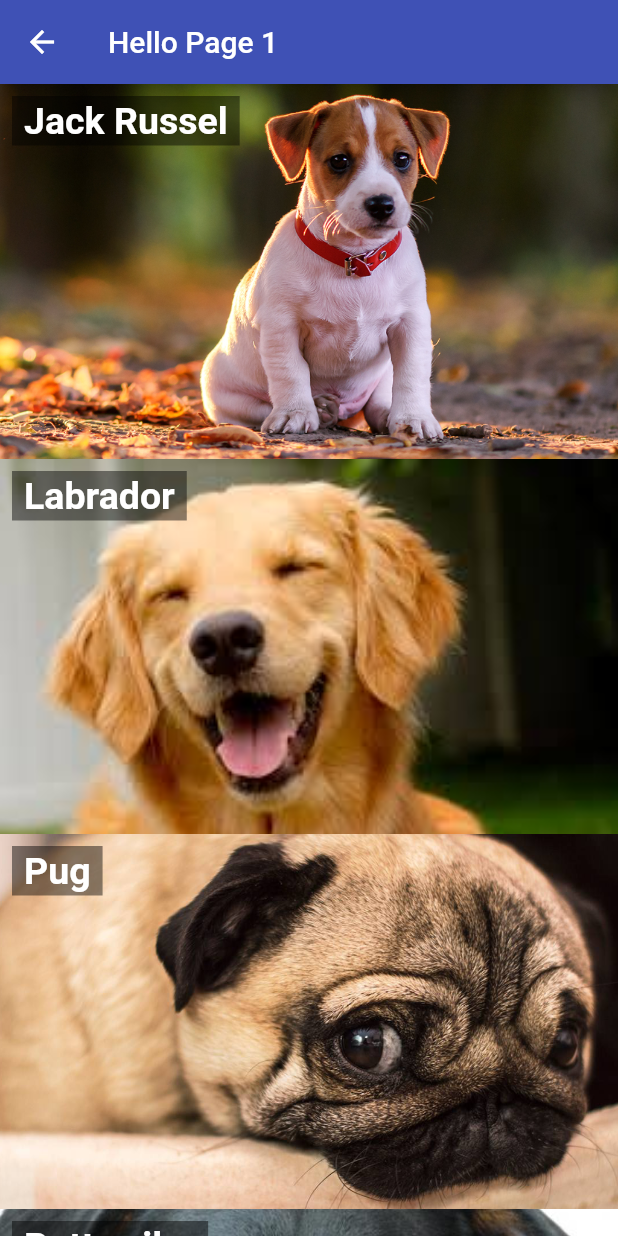
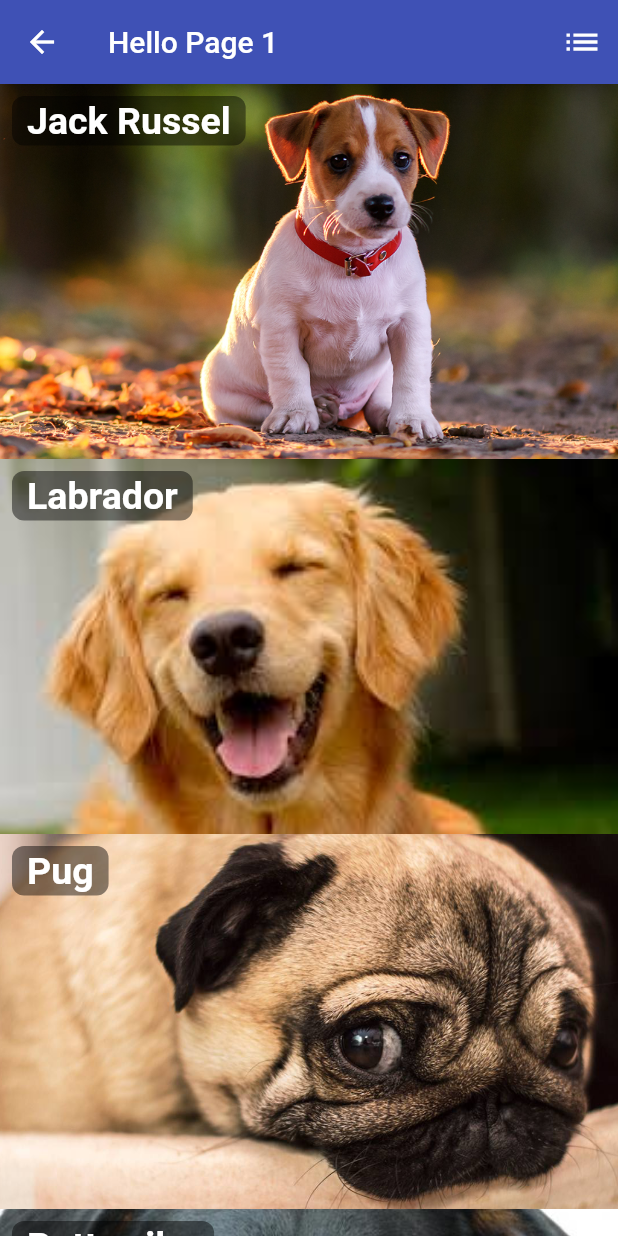
Before and after one commit to andrefch/flutter_first_class, a Flutter app: the HelloPage1 screen opened directly, on a phone screen of 412 x 824 dp. Run offline on Flutter 3.47's test engine with Material 2 defaults, Android fonts, the phone set to English and light mode, and no system bars; our stand-ins replace fluttertoast.

Commit message:
Class 57..67

```diff
--- a/lib/screens/hello_page_1.dart
+++ b/lib/screens/hello_page_1.dart
@@ -1,19 +1,49 @@
 import 'package:class_01/model/dog.dart';
+import 'package:class_01/screens/dog_detail.dart';
+import 'package:class_01/util/navigator_util.dart';
 import 'package:flutter/material.dart';
 
-class HelloPage1 extends StatelessWidget {
+class HelloPage1 extends StatefulWidget {
+  @override
+  _HelloPage1State createState() => _HelloPage1State();
+}
+
+class _HelloPage1State extends State<HelloPage1> with SingleTickerProviderStateMixin {
+  bool _shouldShowGridView = false;
+  AnimationController _viewTypeIconAnimation;
+
   @override
   Widget build(BuildContext context) {
     return Scaffold(
       appBar: AppBar(
         title: Text("Hello Page 1"),
         centerTitle: false,
+        actions: <Widget>[
+          _createViewTypeAppBarButton(),
+        ],
       ),
-      body: _createListView(),
+      body: _createBody(),
     );
   }
 
-  Widget _createListView() {
+
+  @override
+  void initState() {
+    super.initState();
+    _viewTypeIconAnimation = AnimationController(
+      vsync: this,
+      duration: Duration(milliseconds: 400),
+    );
+  }
+
+
+  @override
+  void dispose() {
+    super.dispose();
+    _viewTypeIconAnimation.dispose();
+  }
+
+  Widget _createBody() {
     List<Dog> dogs = List.generate(500, (index) {
       final int imageIndex = (index % 5) + 1;
 
@@ -47,19 +77,36 @@ class HelloPage1 extends StatelessWidget {
       );
     });
 
+    if (_shouldShowGridView) {
+      return GridView.builder(
+        padding: EdgeInsets.zero,
+        itemBuilder: (context, index) => _createItemView(dogs[index]),
+        itemCount: dogs.length,
+        gridDelegate: SliverGridDelegateWithFixedCrossAxisCount(
+          crossAxisCount: 2,
+        ),
+      );
+    }
+
     return ListView.builder(
       padding: EdgeInsets.zero,
-      itemBuilder: (context, index) {
-        final dog = dogs[index];
-        return Stack(
-          children: <Widget>[
-            _createImage(dog.imagePath),
-            _createLabel(dog.name),
-          ],
-        );
-      },
+      itemBuilder: (context, index) => _createItemView(dogs[index]),
       itemCount: dogs.length,
       itemExtent: 250.0,
+    );
+  }
+
+  Widget _createItemView(Dog dog) {
+    return GestureDetector(
+      onTap: () {
+        pushScreen(context, DogDetailScreen(dog));
+      },
+      child: Stack(
+        children: <Widget>[
+          _createImage(dog.imagePath),
+          _createLabel(dog.name),
+        ],
+      ),
     );
   }
 
@@ -76,10 +123,13 @@ class HelloPage1 extends StatelessWidget {
     return Container(
       margin: const EdgeInsets.all(8.0),
       padding: const EdgeInsets.symmetric(
-        horizontal: 8.0,
+        horizontal: 10.0,
         vertical: 2.0,
       ),
-      color: Colors.black45,
+      decoration: BoxDecoration(
+        borderRadius: BorderRadius.circular(8),
+        color: Colors.black45,
+      ),
       child: Text(
         text,
         style: TextStyle(
@@ -90,4 +140,27 @@ class HelloPage1 extends StatelessWidget {
       ),
     );
   }
+
+  Widget _createViewTypeAppBarButton() {
+    return IconButton(
+      icon: AnimatedIcon(
+        icon: AnimatedIcons.list_view,
+        progress: _viewTypeIconAnimation,
+      ),
+      onPressed: () {
+        toggleShouldShowGridView();
+      },
+    );
+  }
+
+  void toggleShouldShowGridView() {
+    setState(() {
+      _shouldShowGridView = !_shouldShowGridView;
+      if (_shouldShowGridView) {
+        _viewTypeIconAnimation.forward();
+      } else {
+        _viewTypeIconAnimation.reverse();
+      }
+    });
+  }
 }
--- a/pubspec.yaml
+++ b/pubspec.yaml
@@ -23,6 +23,8 @@ dependencies:
   # The following adds the Cupertino Icons font to your application.
   # Use with the CupertinoIcons class for iOS style icons.
   cupertino_icons: ^0.1.2
+
+  fluttertoast: ^3.1.3
 
 dev_dependencies:
   flutter_test:
```
Also changed, not shown: lib/screens/dog_detail.dart (added, +28 -0 lines), lib/screens/home_page.dart (+71 -13 lines), pubspec.lock, 4 other files.
